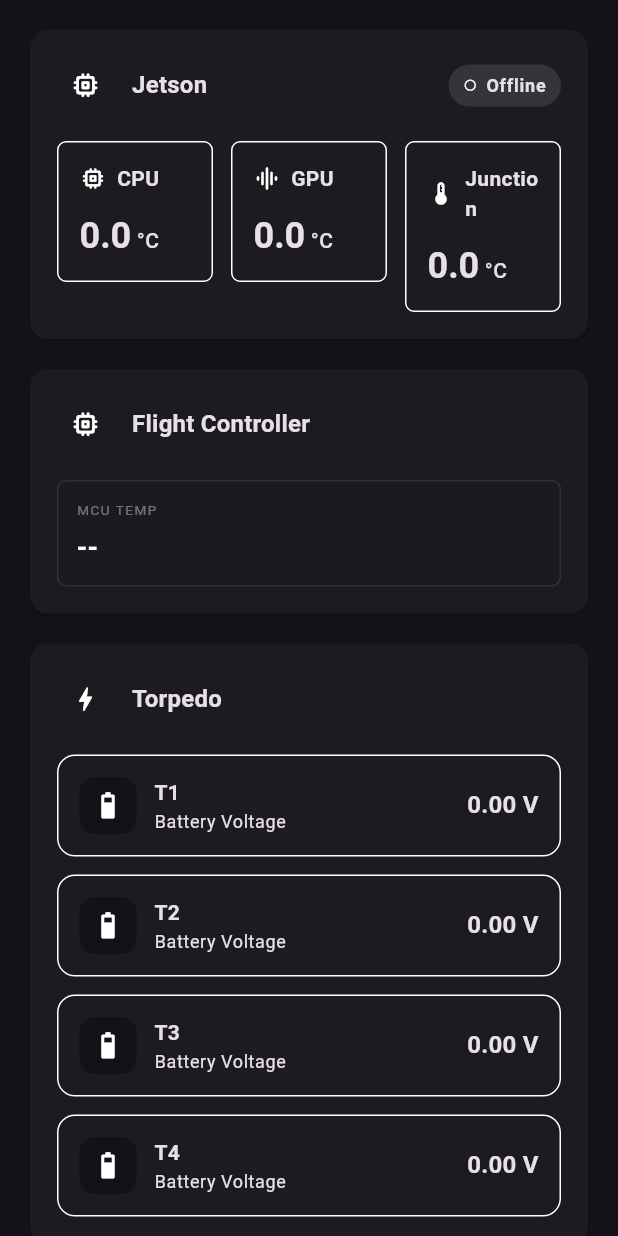
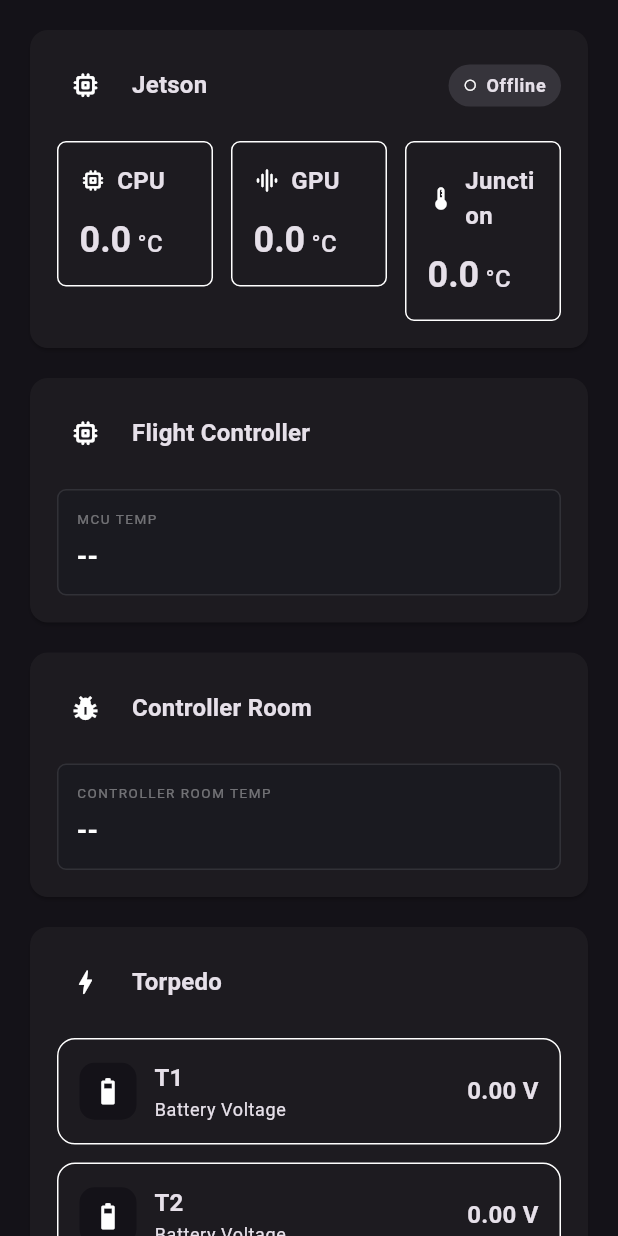
Before and after one commit to himampriyono/katamaran_ground_control, a Flutter app: the TelemetryPage widget shown alone on an empty page, opened directly, on a phone screen of 412 x 824 dp. Run offline on Flutter 3.47's test engine with Material 3 defaults, Android fonts, the phone set to English and light mode, and no system bars; our stand-ins replace file_picker, flutter_map, latlong2, shared_preferences, shelf and 1 more; missing offline and left inert: dart:ffi, dart_mavlink, flutter_libserialport, mbtiles, sqlite3, vector_map_tiles and 3 more; accounts and stored records are empty; statements that could not run were skipped.

Commit message:
add room temp

```diff
--- a/lib/data/mavlink_data.dart
+++ b/lib/data/mavlink_data.dart
@@ -49,6 +49,8 @@
   static final ValueNotifier<Rpm> rpm = ValueNotifier(Rpm(rpm1: 0, rpm2: 0));
   static final ValueNotifier<EscTelemetry1To4?> escTelemetry1To4 =
       ValueNotifier(null);
+  static final ValueNotifier<double?> temperatureC =
+    ValueNotifier<double?>(null);
 
   static final Map<String, MavParameter> parameters = {};
   static int parameterCount = 0;
--- a/lib/services/mavlink_service.dart
+++ b/lib/services/mavlink_service.dart
@@ -854,6 +854,11 @@
 
     final name = String.fromCharCodes(nameBytes.takeWhile((byte) => byte != 0));
 
+    if (name == 'TEMP_C') {
+      MavlinkData.temperatureC.value = message.value;
+      return;
+    }
+
     if (name != 'T21' && name != 'T22' && name != 'T23' && name != 'T24') {
       return;
     }
--- a/lib/widgets/settings/pages/telemetry_page.dart
+++ b/lib/widgets/settings/pages/telemetry_page.dart
@@ -61,6 +61,31 @@
 
               const SizedBox(height: 20),
 
+              _buildSectionCard(
+                context,
+                title: "Controller Room",
+                icon: Icons.pest_control,
+                child: ValueListenableBuilder<double?>(
+                  valueListenable: MavlinkData.temperatureC,
+                  builder: (context, tempC, child) {
+                    return Row(
+                      children: [
+                        Expanded(
+                          child: _buildTelemetryMetric(
+                            label: "CONTROLLER ROOM TEMP",
+                            value: tempC == null
+                                ? "--"
+                                : "${tempC.toStringAsFixed(1)} °C",
+                          ),
+                        ),
+                      ],
+                    );
+                  },
+                ),
+              ),
+
+              const SizedBox(height: 20),
+
               ValueListenableBuilder<TorpedoVoltage>(
                 valueListenable: MavlinkData.torpedoVoltage,
                 builder: (context, voltage, _) {
@@ -113,6 +138,7 @@
                     title,
                     style: theme.textTheme.titleMedium?.copyWith(
                       fontWeight: FontWeight.w700,
+                      fontSize: 16
                     ),
                   ),
                 ),
@@ -257,6 +283,7 @@
                   label,
                   style: theme.textTheme.bodyMedium?.copyWith(
                     fontWeight: FontWeight.w600,
+                    fontSize: 16
                   ),
                 ),
               ),
@@ -276,6 +303,7 @@
                   text: ' $unit',
                   style: theme.textTheme.bodyMedium?.copyWith(
                     fontWeight: FontWeight.w500,
+                    fontSize: 16
                   ),
                 ),
               ],
@@ -322,6 +350,7 @@
                   'T${torpedoId - 20}',
                   style: theme.textTheme.titleSmall?.copyWith(
                     fontWeight: FontWeight.w700,
+                    fontSize: 16
                   ),
                 ),
                 const SizedBox(height: 2),
```
